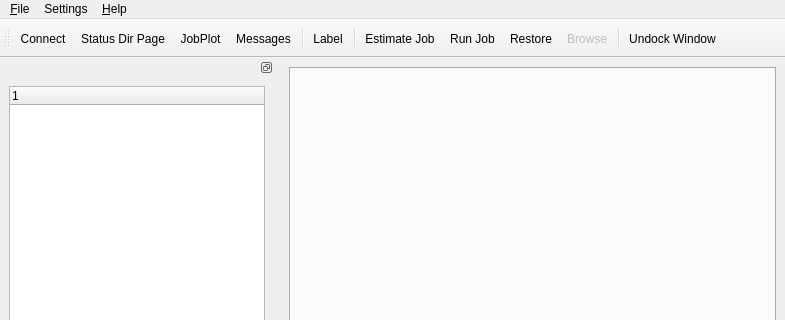
bareos/bareos, file src/qt-console/main.ui: the form before one commit; both pictures show x 0 to 785 and y 0 to 320 of the 785 by 660 pixel window.
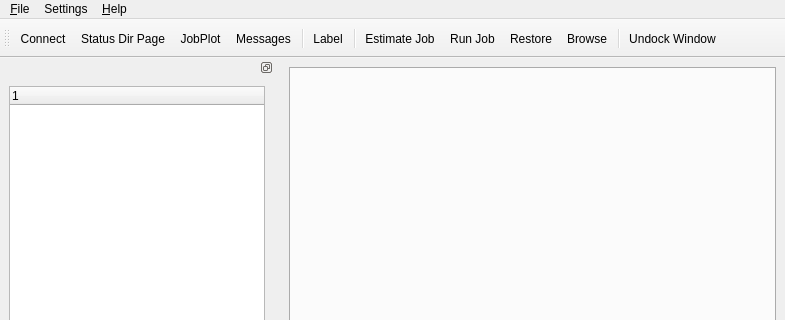
The form after the commit. Icons and pictures are not drawn.

Diff of the .ui file:
```diff
--- a/src/qt-console/main.ui
+++ b/src/qt-console/main.ui
@@ -496,9 +496,6 @@
    </property>
   </action>
   <action name="actionBrowse">
-   <property name="enabled">
-    <bool>false</bool>
-   </property>
    <property name="icon">
     <iconset resource="main.qrc">
      <normaloff>:/images/browse.png</normaloff>:/images/browse.png</iconset>
```
